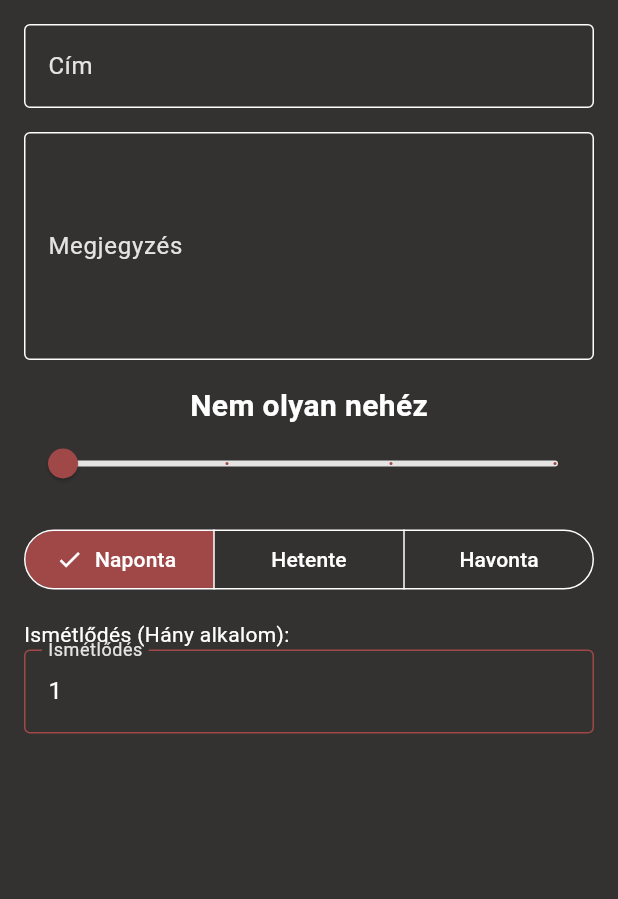
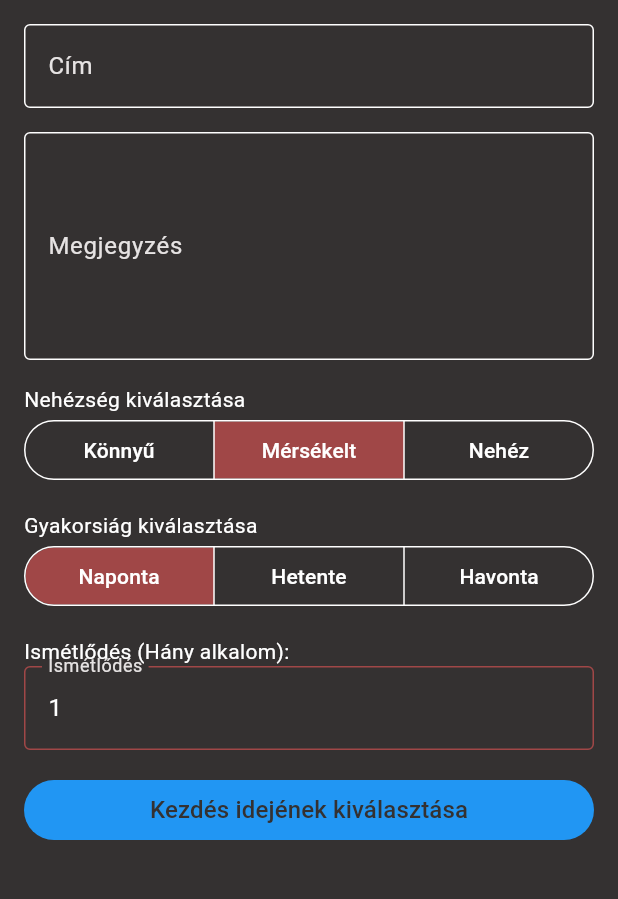
Before and after one commit to hjtomi/HabiQuest, a Flutter app: the screen it shows once a user with an empty profile is signed in, after a tap on an icon or button, on a phone screen of 412 x 824 dp, the part 84-983 px from its top. Run offline on Flutter 3.47's test engine with Material 3 defaults, Android fonts, the phone set to English and light mode, and no system bars; drawn by our look-alikes of toastification; our stand-ins replace cloud_firestore, firebase_auth, firebase_core, fl_chart, flutter_svg, google_sign_in and 3 more; accounts and stored records are empty.

Commit message:
fix: habit state save

```diff
--- a/lib/components/MarketHolder.dart
+++ b/lib/components/MarketHolder.dart
@@ -1,6 +1,4 @@
-import 'package:flutter/foundation.dart';
 import 'package:flutter/material.dart';
-import 'package:flutter/widgets.dart';
 import 'package:habiquest/components/MarketItem.dart';
 import 'package:habiquest/utils/MarketJSONConverter.dart';
 
--- a/lib/components/MarketItem.dart
+++ b/lib/components/MarketItem.dart
@@ -2,8 +2,6 @@ import 'package:cloud_firestore/cloud_firestore.dart';
 import 'package:flutter/material.dart';
 import 'package:habiquest/auth.dart';
 import 'package:habiquest/utils/MarketJSONConverter.dart';
-import 'package:habiquest/utils/theme/AppColors.dart';
-import 'package:habiquest/utils/theme/AppTheme.dart';
 import 'package:slide_to_act/slide_to_act.dart';
 
 class MarketItem extends StatelessWidget {
@@ -90,6 +88,7 @@ class MarketItem extends StatelessWidget {
                         onSubmit: () {
                           Navigator.of(context).pop();
                           _updateBalance(item.price);
+                          return null;
                         },
                         outerColor: Theme.of(context).colorScheme.secondary,
                         text: item.price.toString(),
--- a/lib/drawer_page.dart
+++ b/lib/drawer_page.dart
@@ -5,7 +5,6 @@ import 'package:habiquest/auth.dart';
 import 'package:habiquest/pages/home_page.dart'; // Your Dashboard Page
 import 'package:habiquest/pages/market_page.dart';
 import 'package:habiquest/pages/statistics_page.dart';
-import 'package:linear_progress_bar/linear_progress_bar.dart';
 import 'package:lucide_icons/lucide_icons.dart';
 
 enum PageType { dashboard, market, statistics }
@@ -29,7 +28,7 @@ class _HoldingPageState extends State<HoldingPage> {
         return const MarketPage();
       case PageType.statistics:
         return const StatisticsPage();
-      }
+    }
   }
 
   // Map PageType to Titles
@@ -260,11 +259,11 @@ class _HoldingPageState extends State<HoldingPage> {
                               ],
                             ),
                           ),
-                          Padding(
-                            padding: const EdgeInsets.symmetric(vertical: 8.0),
+                          const Padding(
+                            padding: EdgeInsets.symmetric(vertical: 8.0),
                             child: Column(
                               children: [
-                                const Row(
+                                Row(
                                   children: [
                                     Text(
                                       "Védelem",
@@ -280,11 +279,11 @@ class _HoldingPageState extends State<HoldingPage> {
                               ],
                             ),
                           ),
-                          Padding(
-                            padding: const EdgeInsets.symmetric(vertical: 8.0),
+                          const Padding(
+                            padding: EdgeInsets.symmetric(vertical: 8.0),
                             child: Column(
                               children: [
-                                const Row(
+                                Row(
                                   children: [
                                     Text(
                                       "TP",
--- a/lib/pages/habit-todo/habit-add.dart
+++ b/lib/pages/habit-todo/habit-add.dart
@@ -3,6 +3,14 @@ import 'package:habiquest/firebase/query/habitHandle.dart';
 import 'package:habiquest/utils/theme/AppColors.dart';
 
 enum Calendar { daily, weekly, monthly }
+
+enum Difficulties { easy, moderate, hard }
+
+const List<(Difficulties, String)> difficultyOptions = <(Difficulties, String)>[
+  (Difficulties.easy, 'Könnyű'),
+  (Difficulties.moderate, 'Mérsékelt'),
+  (Difficulties.hard, 'Nehéz'),
+];
 
 class HabitAdd extends StatefulWidget {
   const HabitAdd({super.key});
@@ -14,13 +22,12 @@ class HabitAdd extends StatefulWidget {
 class _HabitAddState extends State<HabitAdd> {
   final TextEditingController _cimController = TextEditingController();
   final TextEditingController _megjegyzesController = TextEditingController();
-  double _kivalasztottNehezseg = 1;
-  int _kivalasztottGyakorisag = 1;
-  int _kivalasztottIsmetles = 1;
-  Calendar calendarView = Calendar.daily;
-  DateTime? _kezdesIdo;
-  bool _kesz = false;
-  int _streak = 0;
+  Difficulties _selectedDifficulty = Difficulties.moderate;
+  Calendar _selectedFrequency = Calendar.daily;
+  int _repetitions = 1;
+  DateTime? _startDate;
+  final bool _isComplete = false;
+  final int _streak = 0;
 
   final _formKey = GlobalKey<FormState>();
 
@@ -36,12 +43,12 @@ class _HabitAddState extends State<HabitAdd> {
                 await firestoreAddOrUpdateHabit({
                   'cim': _cimController.text,
                   'megjegyzes': _megjegyzesController.text,
-                  'nehezseg': _kivalasztottNehezseg,
-                  'gyakorisag': _convertGyakorisag(_kivalasztottGyakorisag),
-                  'ismetles': _kivalasztottIsmetles,
-                  'kezdes': _kezdesIdo,
-                  'kesz': _kesz,
-                  'streak': _streak
+                  'nehezseg': _selectedDifficulty.index,
+                  'gyakorisag': _convertFrequency(_selectedFrequency),
+                  'ismetles': _repetitions,
+                  'kezdes': _startDate,
+                  'kesz': _isComplete,
+                  'streak': _streak,
                 });
                 Navigator.of(context).pop();
               }
@@ -67,30 +74,34 @@ class _HabitAddState extends State<HabitAdd> {
                 _buildInputField(_megjegyzesController, 'Megjegyzés',
                     maxLines: 5),
                 const SizedBox(height: 16),
-                _buildNehezsegValaszto(),
+                _buildDifficultySelector(),
                 const SizedBox(height: 16),
-                _buildGyakorisagValaszto(),
+                _buildFrequencySelector(),
                 const SizedBox(height: 16),
-                _buildIsmetlesValaszto(),
+                _buildRepetitionField(),
                 const SizedBox(height: 16),
                 TextButton(
+                  style: ButtonStyle(
+                    backgroundColor:
+                        MaterialStateProperty.all<Color>(Colors.blue),
+                  ),
                   onPressed: () async {
-                    DateTime? datum = await showDatePicker(
+                    DateTime? date = await showDatePicker(
                       context: context,
                       initialDate: DateTime.now(),
                       firstDate: DateTime.now(),
                       lastDate: DateTime(2100),
                     );
-                    if (datum != null) {
+                    if (date != null) {
                       setState(() {
-                        _kezdesIdo = datum;
+                        _startDate = date;
                       });
                     }
                   },
                   child: Text(
-                    _kezdesIdo == null
+                    _startDate == null
                         ? 'Kezdés idejének kiválasztása'
-                        : 'Kezdés ideje: ${_kezdesIdo!.toLocal().toString().split(' ')[0]}',
+                        : 'Kezdés ideje: ${_startDate!.toLocal().toString().split(' ')[0]}',
                     style: const TextStyle(fontSize: 16),
                   ),
                 ),
@@ -102,17 +113,14 @@ class _HabitAddState extends State<HabitAdd> {
     );
   }
 
-  int _convertGyakorisag(int gyakorisag) {
-    switch (gyakorisag) {
-      case 0:
+  int _convertFrequency(Calendar frequency) {
+    switch (frequency) {
+      case Calendar.daily:
         return 1;
-      case 1:
+      case Calendar.weekly:
         return 7;
-      case 2:
-        final month = DateTime.now().month;
-        return _daysInMonth(month);
-      default:
-        return 1;
+      case Calendar.monthly:
+        return _daysInMonth(DateTime.now().month);
     }
   }
 
@@ -129,7 +137,7 @@ class _HabitAddState extends State<HabitAdd> {
       9: 30,
       10: 31,
       11: 30,
-      12: 31
+      12: 31,
     };
     return daysInMonth[month] ?? 30;
   }
@@ -151,65 +159,78 @@ class _HabitAddState extends State<HabitAdd> {
     );
   }
 
-  Widget _buildNehezsegValaszto() {
+  Widget _buildDifficultySelector() {
     return Column(
+      crossAxisAlignment: CrossAxisAlignment.stretch, // Ensure full width
+      mainAxisAlignment: MainAxisAlignment.center, // Center vertically
       children: [
         Text(
-          _nehezsegSzoveg(_kivalasztottNehezseg.round()),
-          style: const TextStyle(fontWeight: FontWeight.bold, fontSize: 20),
+          "Nehézség kiválasztása",
+          textAlign: TextAlign.start, // Center-align the text
         ),
-        SizedBox(
-          width: double.infinity,
-          child: Slider(
-            inactiveColor: AppColors.white,
-            activeColor: AppColors.secondary,
-            value: _kivalasztottNehezseg,
-            min: 1,
-            max: 4,
-            divisions: 3,
-            onChanged: (double value) {
+        SegmentedButton<Difficulties>(
+          showSelectedIcon: false,
+          segments: difficultyOptions
+              .map((option) => ButtonSegment<Difficulties>(
+                    value: option.$1,
+                    label: Text(option.$2),
+                  ))
+              .toList(),
+          selected: <Difficulties>{_selectedDifficulty},
+          onSelectionChanged: (Set<Difficulties> newSelection) {
             setState(() {
-                _kivalasztottNehezseg = value;
+              _selectedDifficulty = newSelection.first;
             });
           },
-          ),
         ),
       ],
     );
   }
 
-  Widget _buildGyakorisagValaszto() {
-    return SegmentedButton<Calendar>(
+  Widget _buildFrequencySelector() {
+    return Column(
+      crossAxisAlignment: CrossAxisAlignment.stretch, // Ensure full width
+      mainAxisAlignment: MainAxisAlignment.center, // Center vertically
+      children: [
+        Text(
+          "Gyakorsiág kiválasztása",
+          textAlign: TextAlign.start, // Center-align the text
+        ),
+        SegmentedButton<Calendar>(
+          showSelectedIcon: false,
           segments: const <ButtonSegment<Calendar>>[
-        ButtonSegment<Calendar>(value: Calendar.daily, label: Text('Naponta')),
-        ButtonSegment<Calendar>(value: Calendar.weekly, label: Text('Hetente')),
+            ButtonSegment<Calendar>(
+                value: Calendar.daily, label: Text('Naponta')),
+            ButtonSegment<Calendar>(
+                value: Calendar.weekly, label: Text('Hetente')),
             ButtonSegment<Calendar>(
                 value: Calendar.monthly, label: Text('Havonta')),
           ],
-      selected: <Calendar>{calendarView},
+          selected: <Calendar>{_selectedFrequency},
           onSelectionChanged: (Set<Calendar> newSelection) {
             setState(() {
-          calendarView = newSelection.first;
+              _selectedFrequency = newSelection.first;
             });
           },
+        ),
+      ],
     );
   }
 
-  Widget _buildIsmetlesValaszto() {
+  Widget _buildRepetitionField() {
     return Column(
       crossAxisAlignment: CrossAxisAlignment.start,
       children: [
         const Text("Ismétlődés (Hány alkalom):"),
         TextField(
           keyboardType: TextInputType.number,
-          controller:
-              TextEditingController(text: _kivalasztottIsmetles.toString()),
+          controller: TextEditingController(text: _repetitions.toString()),
           onChanged: (value) {
             setState(() {
-              _kivalasztottIsmetles = int.tryParse(value) ?? 1;
+              _repetitions = int.tryParse(value) ?? 1;
             });
           },
-          decoration: InputDecoration(
+          decoration: const InputDecoration(
             labelText: "Ismétlődés",
             labelStyle: TextStyle(color: AppColors.white),
             focusedBorder: OutlineInputBorder(
@@ -223,19 +244,4 @@ class _HabitAddState extends State<HabitAdd> {
       ],
     );
   }
-
-  String _nehezsegSzoveg(int nehezseg) {
-    switch (nehezseg) {
-      case 0:
-        return "Nagyon könnyű";
-      case 1:
-        return "Nem olyan nehéz";
-      case 2:
-        return "Megeröltető";
-      case 3:
-        return "Komfort zónán kívüli";
-      default:
-        return "";
 }
-  }
-}
--- a/lib/pages/home_page.dart
+++ b/lib/pages/home_page.dart
@@ -1,10 +1,6 @@
-import 'package:cloud_firestore/cloud_firestore.dart';
 import 'package:flutter/material.dart';
-import 'package:cloud_firestore/cloud_firestore.dart';
 import 'package:habiquest/auth.dart';
 import 'package:habiquest/pages/habit_page.dart';
-import 'package:habiquest/pages/login_page.dart';
-import 'package:habiquest/pages/statistics_page.dart';
 import 'package:habiquest/pages/todo_page.dart';
 import 'package:lucide_icons/lucide_icons.dart';
 
--- a/lib/pages/market_page.dart
+++ b/lib/pages/market_page.dart
@@ -1,7 +1,5 @@
 import 'package:flutter/material.dart';
-import 'package:flutter_svg/svg.dart';
 import 'package:habiquest/components/MarketHolder.dart';
-import 'package:habiquest/components/MarketItem.dart';
 import 'package:habiquest/utils/MarketJSONConverter.dart';
 import 'package:lucide_icons/lucide_icons.dart';
 
@@ -32,7 +30,7 @@ class _MarketPageState extends State<MarketPage> {
                 indicatorColor: Theme.of(context).colorScheme.secondary,
                 isScrollable: true,
                 tabAlignment: TabAlignment.start,
-                tabs: [
+                tabs: const [
                   Tab(text: "Fegyverek", icon: Icon(LucideIcons.sword)),
                   Tab(
                     text: "Páncélok",
@@ -55,7 +53,7 @@ class _MarketPageState extends State<MarketPage> {
                     icon: Icon(LucideIcons.circleEllipsis),
                   ),
                 ]),
-            body: TabBarView(children: [
+            body: const TabBarView(children: [
               CategoryHolder(category: "weapon"),
               CategoryHolder(category: "armor"),
               CategoryHolder(category: "food"),
--- a/pubspec.yaml
+++ b/pubspec.yaml
@@ -45,8 +45,8 @@ dependencies:
   slide_to_act: ^2.0.2
   lucide_icons: ^0.257.0
   linear_progress_bar: ^1.1.3
-  fl_chart: ^0.70.0
   loading_animation_widget: ^1.3.0
+  fl_chart: ^0.70.1
 
 dev_dependencies:
   flutter_test:
```
Also changed, not shown: lib/common.dart (+4 -5 lines), lib/components/HabitCard.dart (+13 -2 lines), lib/firebase/query/habitHandle.dart (+17 -0 lines), lib/pages/habit-todo/habit-edit.dart (+23 -10 lines), lib/pages/habit_page.dart (+4 -31 lines), lib/pages/statistics_page.dart (+20 -37 lines), lib/pages/todo_page.dart (+5 -3 lines), pubspec.lock, 1 other file. Lines whose indentation alone changed are shown as unchanged.
